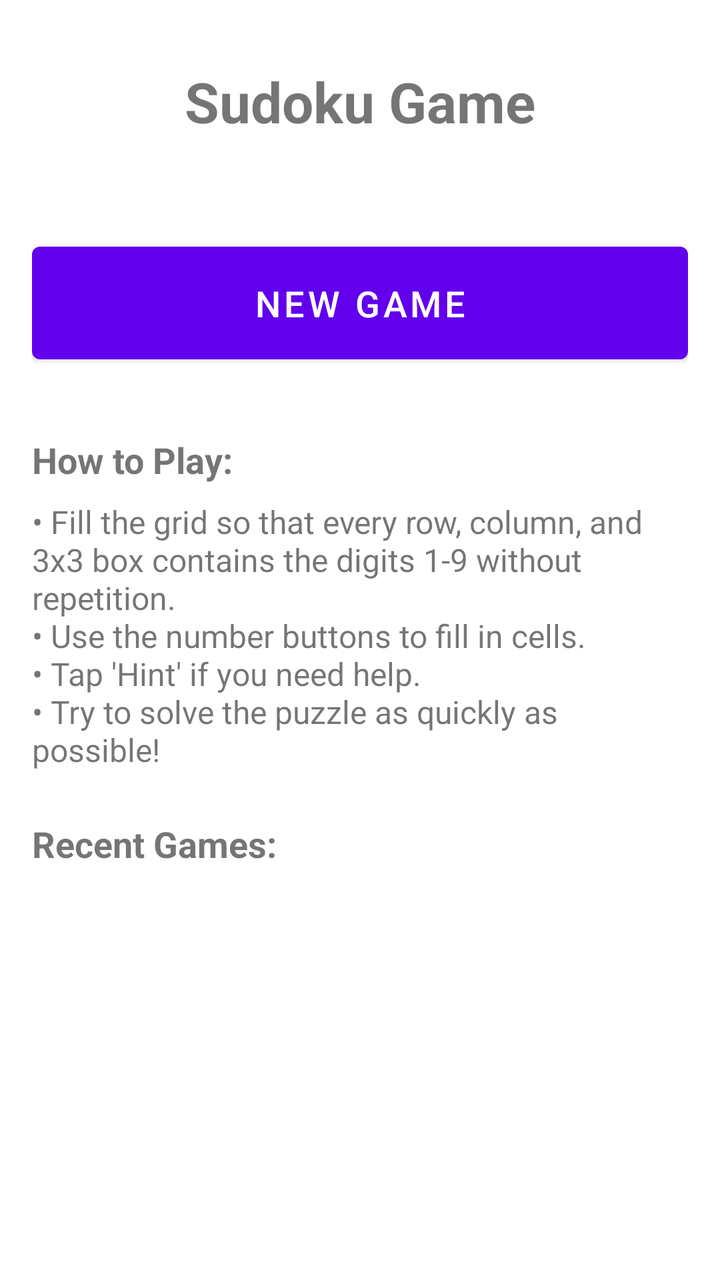
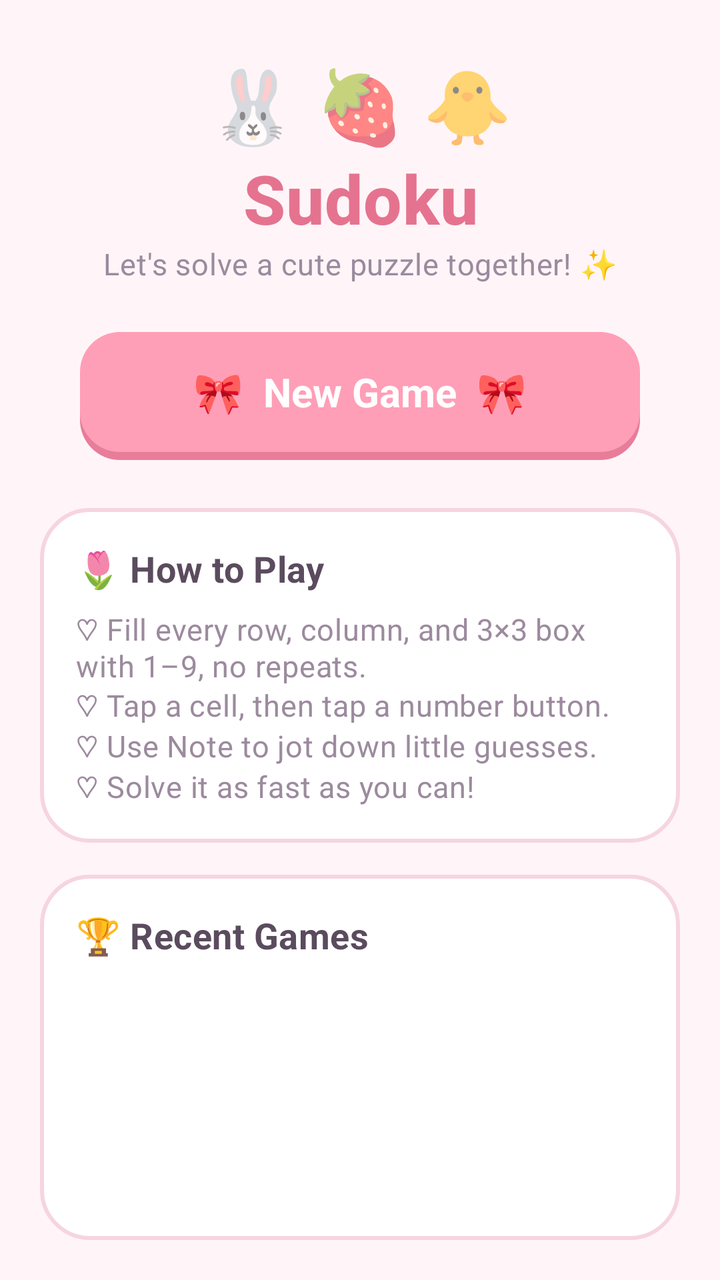

An Android layout rendered at two revisions. The XML below is the earlier revision; the diff shows what the commit changed to produce the second picture.
<!-- AndroidManifest.xml: application theme Theme.MyApplication -->
<!-- res/layout/fragment_home.xml -->
<?xml version="1.0" encoding="utf-8"?>
<LinearLayout xmlns:android="http://schemas.android.com/apk/res/android"
    xmlns:app="http://schemas.android.com/apk/res-auto"
    xmlns:tools="http://schemas.android.com/tools"
    android:layout_width="match_parent"
    android:layout_height="match_parent"
    android:orientation="vertical"
    android:padding="16dp"
    android:gravity="center"
    tools:context=".ui.home.HomeFragment">

    <TextView
        android:layout_width="match_parent"
        android:layout_height="wrap_content"
        android:text="Sudoku Game"
        android:textAlignment="center"
        android:textSize="28sp"
        android:textStyle="bold"
        android:layout_marginBottom="48dp"
        android:layout_marginTop="16dp" />

    <Button
        android:id="@+id/button_new_game"
        android:layout_width="match_parent"
        android:layout_height="wrap_content"
        android:text="New Game"
        android:textSize="18sp"
        android:layout_marginBottom="32dp"
        android:padding="16dp" />

    <TextView
        android:layout_width="match_parent"
        android:layout_height="wrap_content"
        android:text="How to Play:"
        android:textSize="18sp"
        android:textStyle="bold"
        android:layout_marginBottom="8dp" />

    <TextView
        android:layout_width="match_parent"
        android:layout_height="wrap_content"
        android:text="• Fill the grid so that every row, column, and 3x3 box contains the digits 1-9 without repetition.\n• Use the number buttons to fill in cells.\n• Tap 'Hint' if you need help.\n• Try to solve the puzzle as quickly as possible!"
        android:textSize="16sp" />

    
    <TextView
        android:layout_width="match_parent"
        android:layout_height="wrap_content"
        android:text="Recent Games:"
        android:textSize="18sp"
        android:textStyle="bold"
        android:layout_marginTop="24dp"
        android:layout_marginBottom="8dp" />

    <ScrollView
        android:layout_width="match_parent"
        android:layout_height="0dp"
        android:layout_weight="1"
        android:layout_marginBottom="16dp">

        <LinearLayout
            android:id="@+id/history_container"
            android:layout_width="match_parent"
            android:layout_height="wrap_content"
            android:orientation="vertical"
            android:padding="8dp"
            android:background="@android:color/background_light" />
    </ScrollView>

</LinearLayout>
<!-- resources referenced by this layout -->
<resources>
  <style name="Theme.MyApplication" parent="Theme.MaterialComponents.DayNight.DarkActionBar">
          
          <item name="colorPrimary">@color/purple_500</item>
          <item name="colorPrimaryVariant">@color/purple_700</item>
          <item name="colorOnPrimary">@color/white</item>
          
          <item name="colorSecondary">@color/teal_200</item>
          <item name="colorSecondaryVariant">@color/teal_700</item>
          <item name="colorOnSecondary">@color/black</item>
          
          <item name="android:statusBarColor">?attr/colorPrimaryVariant</item>
          
      </style>
  <color name="purple_500">#FF6200EE</color>
  <color name="purple_700">#FF3700B3</color>
  <color name="teal_200">#FF03DAC5</color>
  <color name="teal_700">#FF018786</color>
  <color name="black">#FF000000</color>
  <!-- unchanged entries left out for length: 1 -->
</resources>

<!-- the commit's change to res/layout/fragment_home.xml (unified diff, before → after) -->
@@ -5,66 +5,89 @@
     android:layout_width="match_parent"
     android:layout_height="match_parent"
     android:orientation="vertical"
-    android:padding="16dp"
-    android:gravity="center"
+    android:padding="20dp"
+    android:background="@color/bg_primary"
     tools:context=".ui.home.HomeFragment">
 
     <TextView
         android:layout_width="match_parent"
         android:layout_height="wrap_content"
-        android:text="Sudoku Game"
-        android:textAlignment="center"
-        android:textSize="28sp"
-        android:textStyle="bold"
-        android:layout_marginBottom="48dp"
-        android:layout_marginTop="16dp" />
-
-    <Button
-        android:id="@+id/button_new_game"
-        android:layout_width="match_parent"
-        android:layout_height="wrap_content"
-        android:text="New Game"
-        android:textSize="18sp"
-        android:layout_marginBottom="32dp"
-        android:padding="16dp" />
+        android:layout_marginTop="8dp"
+        android:gravity="center"
+        android:text="🐰 🍓 🐥"
+        android:textSize="36sp" />
 
     <TextView
         android:layout_width="match_parent"
         android:layout_height="wrap_content"
-        android:text="How to Play:"
-        android:textSize="18sp"
-        android:textStyle="bold"
-        android:layout_marginBottom="8dp" />
+        android:gravity="center"
+        android:text="Sudoku"
+        android:textAppearance="@style/TextAppearance.Headline" />
 
     <TextView
         android:layout_width="match_parent"
         android:layout_height="wrap_content"
-        android:text="• Fill the grid so that every row, column, and 3x3 box contains the digits 1-9 without repetition.\n• Use the number buttons to fill in cells.\n• Tap 'Hint' if you need help.\n• Try to solve the puzzle as quickly as possible!"
-        android:textSize="16sp" />
+        android:layout_marginBottom="24dp"
+        android:gravity="center"
+        android:text="Let's solve a cute puzzle together! ✨"
+        android:textAppearance="@style/TextAppearance.Body" />
+
+    <TextView
+        android:id="@+id/button_new_game"
+        style="@style/CuteButton"
+        android:layout_marginBottom="24dp"
+        android:text="🎀  New Game  🎀"
+        android:textColor="@color/white"
+        android:textSize="20sp" />
+
+    <LinearLayout
+        android:layout_width="match_parent"
+        android:layout_height="wrap_content"
+        android:layout_marginBottom="16dp"
+        android:background="@drawable/cute_card"
+        android:orientation="vertical"
+        android:padding="18dp">
+
+        <TextView
+            android:layout_width="match_parent"
+            android:layout_height="wrap_content"
+            android:layout_marginBottom="8dp"
+            android:text="🌷 How to Play"
+            android:textAppearance="@style/TextAppearance.Title" />
+
+        <TextView
+            android:layout_width="match_parent"
+            android:layout_height="wrap_content"
+            android:text="♡ Fill every row, column, and 3×3 box with 1–9, no repeats.\n♡ Tap a cell, then tap a number button.\n♡ Use Note to jot down little guesses.\n♡ Solve it as fast as you can!"
+            android:textAppearance="@style/TextAppearance.Body" />
+    </LinearLayout>
 
     
-    <TextView
-        android:layout_width="match_parent"
-        android:layout_height="wrap_content"
-        android:text="Recent Games:"
-        android:textSize="18sp"
-        android:textStyle="bold"
-        android:layout_marginTop="24dp"
-        android:layout_marginBottom="8dp" />
-
-    <ScrollView
+    <LinearLayout
         android:layout_width="match_parent"
         android:layout_height="0dp"
         android:layout_weight="1"
-        android:layout_marginBottom="16dp">
+        android:background="@drawable/cute_card"
+        android:orientation="vertical"
+        android:padding="18dp">
 
-        <LinearLayout
-            android:id="@+id/history_container"
+        <TextView
             android:layout_width="match_parent"
             android:layout_height="wrap_content"
-            android:orientation="vertical"
-            android:padding="8dp"
-            android:background="@android:color/background_light" />
-    </ScrollView>
+            android:layout_marginBottom="8dp"
+            android:text="🏆 Recent Games"
+            android:textAppearance="@style/TextAppearance.Title" />
+
+        <ScrollView
+            android:layout_width="match_parent"
+            android:layout_height="match_parent">
+
+            <LinearLayout
+                android:id="@+id/history_container"
+                android:layout_width="match_parent"
+                android:layout_height="wrap_content"
+                android:orientation="vertical" />
+        </ScrollView>
+    </LinearLayout>
 
 </LinearLayout>
<!-- resource entries referenced after the edit -->
@@ -1,23 +1,93 @@
 <!-- resources referenced by this layout -->
 <resources>
-  <style name="Theme.MyApplication" parent="Theme.MaterialComponents.DayNight.DarkActionBar">
+  <color name="bg_primary">#FFF5F8</color>
+  <!-- drawable cute_card (drawable) -->
+  <?xml version="1.0" encoding="utf-8"?>
+  <shape xmlns:android="http://schemas.android.com/apk/res/android"
+      android:shape="rectangle">
+      <solid android:color="@color/bg_secondary" />
+      <stroke android:width="2dp" android:color="@color/border_light" />
+      <corners android:radius="24dp" />
+  </shape>
+  <style name="CuteButton">
+          <item name="android:layout_width">match_parent</item>
+          <item name="android:layout_height">64dp</item>
+          <item name="android:layout_marginStart">20dp</item>
+          <item name="android:layout_marginEnd">20dp</item>
+          <item name="android:layout_marginBottom">14dp</item>
+          <item name="android:gravity">center</item>
+          <item name="android:paddingBottom">4dp</item>
+          <item name="android:textSize">18sp</item>
+          <item name="android:textStyle">bold</item>
+          <item name="android:textAllCaps">false</item>
+          <item name="android:textColor">@color/text_primary</item>
+          <item name="android:clickable">true</item>
+          <item name="android:focusable">true</item>
+          <item name="android:stateListAnimator">@null</item>
+          <item name="android:background">@drawable/cute_button_pink</item>
+      </style>
+  <style name="TextAppearance.Body" parent="TextAppearance.MaterialComponents.Body2">
+          <item name="android:textSize">15sp</item>
+          <item name="android:textColor">@color/text_secondary</item>
+          <item name="android:lineSpacingExtra">4dp</item>
+      </style>
+  <style name="TextAppearance.Headline" parent="TextAppearance.MaterialComponents.Headline6">
+          <item name="android:textSize">34sp</item>
+          <item name="android:textStyle">bold</item>
+          <item name="android:textColor">@color/primary_dark</item>
+      </style>
+  <style name="TextAppearance.Title" parent="TextAppearance.MaterialComponents.Subtitle1">
+          <item name="android:textSize">18sp</item>
+          <item name="android:textStyle">bold</item>
+          <item name="android:textColor">@color/text_primary</item>
+      </style>
+  <style name="Theme.MyApplication" parent="Theme.MaterialComponents.Light.DarkActionBar">
           
-          <item name="colorPrimary">@color/purple_500</item>
-          <item name="colorPrimaryVariant">@color/purple_700</item>
+          <item name="colorPrimary">@color/primary</item>
+          <item name="colorPrimaryVariant">@color/primary_dark</item>
           <item name="colorOnPrimary">@color/white</item>
           
-          <item name="colorSecondary">@color/teal_200</item>
-          <item name="colorSecondaryVariant">@color/teal_700</item>
-          <item name="colorOnSecondary">@color/black</item>
+          <item name="colorSecondary">@color/candy_mint</item>
+          <item name="colorSecondaryVariant">@color/candy_mint_dark</item>
+          <item name="colorOnSecondary">@color/text_primary</item>
           
           <item name="android:statusBarColor">?attr/colorPrimaryVariant</item>
-          
+          <item name="android:windowBackground">@color/bg_primary</item>
+          <item name="android:textColorPrimary">@color/text_primary</item>
+          <item name="android:textColorSecondary">@color/text_secondary</item>
+          <item name="alertDialogTheme">@style/ThemeOverlay.Cute.Dialog</item>
+          <item name="materialAlertDialogTheme">@style/ThemeOverlay.Cute.Dialog</item>
       </style>
-  <color name="purple_500">#FF6200EE</color>
-  <color name="purple_700">#FF3700B3</color>
-  <color name="teal_200">#FF03DAC5</color>
-  <color name="teal_700">#FF018786</color>
-  <color name="black">#FF000000</color>
+  <color name="bg_secondary">#FFFFFF</color>
+  <color name="border_light">#F6D5E0</color>
+  <color name="text_primary">#5B4B5E</color>
+  <!-- drawable cute_button_pink (drawable) -->
+  <?xml version="1.0" encoding="utf-8"?>
+  <selector xmlns:android="http://schemas.android.com/apk/res/android">
+      <item android:state_pressed="true">
+          <layer-list>
+              <item android:top="4dp"><shape android:shape="rectangle"><solid android:color="@color/candy_pink" /><corners android:radius="20dp" /></shape></item>
+          </layer-list>
+      </item>
+      <item>
+          <layer-list>
+              <item android:top="4dp"><shape android:shape="rectangle"><solid android:color="@color/candy_pink_dark" /><corners android:radius="20dp" /></shape></item>
+              <item android:bottom="4dp"><shape android:shape="rectangle"><solid android:color="@color/candy_pink" /><corners android:radius="20dp" /></shape></item>
+          </layer-list>
+      </item>
+  </selector>
+  <color name="text_secondary">#9C8A9E</color>
+  <color name="primary_dark">#E5738F</color>
+  <color name="primary">#FF8FAB</color>
+  <color name="candy_mint">#A8E6CF</color>
+  <color name="candy_mint_dark">#7CCBAE</color>
+  <style name="ThemeOverlay.Cute.Dialog" parent="ThemeOverlay.MaterialComponents.Dialog.Alert">
+          <item name="colorPrimary">@color/primary_dark</item>
+          <item name="android:textColorPrimary">@color/text_primary</item>
+          <item name="android:windowBackground">@drawable/cute_card</item>
+      </style>
+  <color name="candy_pink">#FF9EB7</color>
+  <color name="candy_pink_dark">#E87D9A</color>
   <!-- unchanged entries left out for length: 1 -->
 </resources>
 
